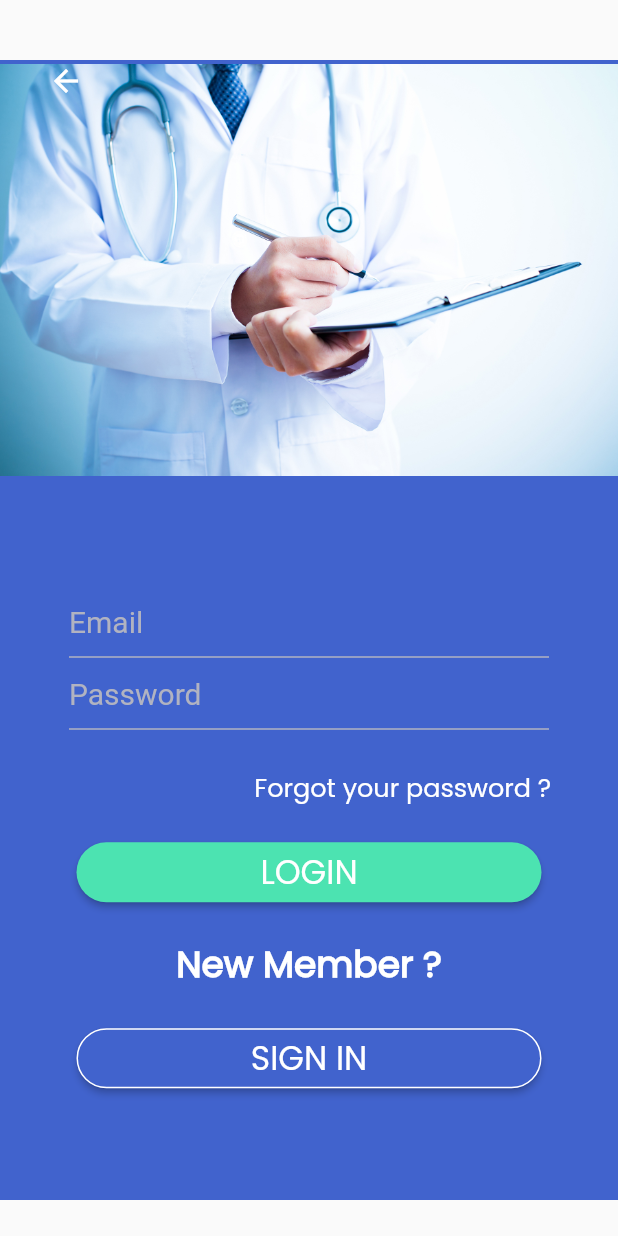
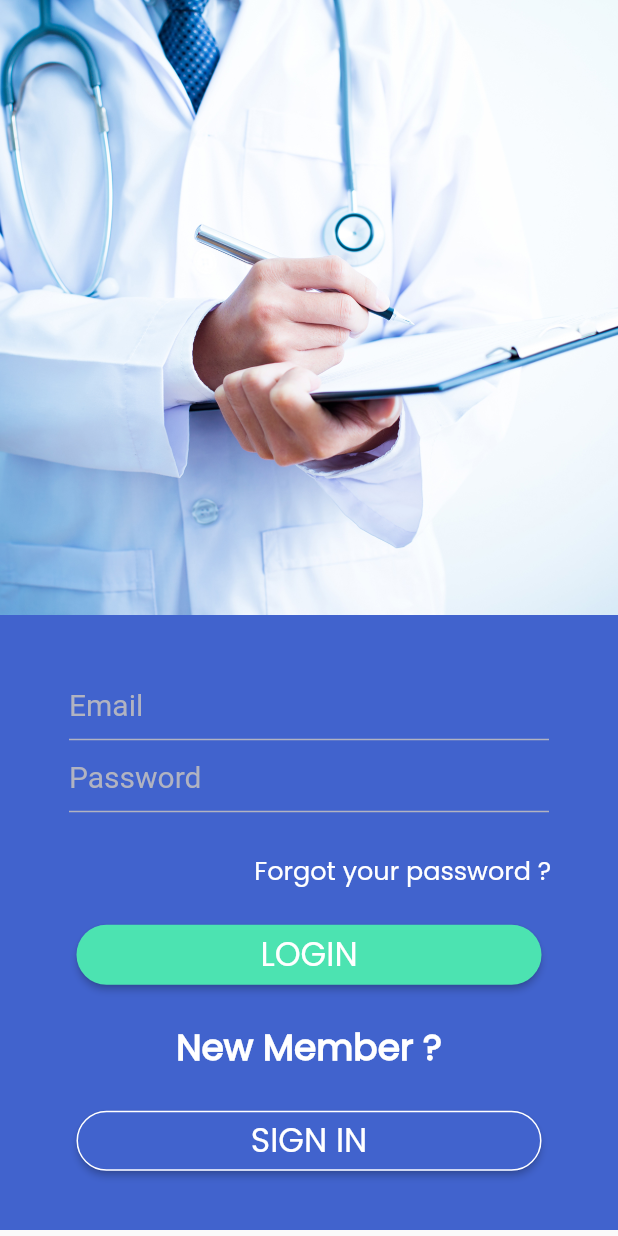
Before and after one commit to c-ryuk/Doctourna, a Flutter app: the screen it shows after launch, after a tap on the "menu" icon, after a tap on "Login", on a phone screen of 412 x 824 dp. Run offline on Flutter 3.47's test engine with Material 2 defaults, Android fonts, the phone set to English and light mode, and no system bars; our stand-ins replace font_awesome_flutter; missing offline and left inert: country_flags, icons_flutter; network calls fail.

```diff
--- a/tbibi/lib/views/home.dart
+++ b/tbibi/lib/views/home.dart
@@ -55,9 +55,10 @@ class _DoctorsListPageState extends State<DoctorsListPage> {
   @override
   Widget build(BuildContext context) {
     return Scaffold(
-      body: Column(
-        children: <Widget>[
-          Padding(
+      body: CustomScrollView(
+        slivers: [
+          SliverToBoxAdapter(
+            child: Padding(
               padding: const EdgeInsets.all(16.0),
               child: TextField(
                 onChanged: _filterDoctors,
@@ -84,8 +85,10 @@ class _DoctorsListPageState extends State<DoctorsListPage> {
                 ),
               ),
             ),
-          SizedBox(height: 30),
-          Padding(
+          ),
+          SliverToBoxAdapter(child: SizedBox(height: 30)),
+          SliverToBoxAdapter(
+            child: Padding(
               padding: const EdgeInsets.only(left: 15),
               child: Text(
                 "What are your issue?",
@@ -95,7 +98,9 @@ class _DoctorsListPageState extends State<DoctorsListPage> {
                 ),
               ),
             ),
-          SizedBox(
+          ),
+          SliverToBoxAdapter(
+            child: SizedBox(
               height: 70,
               child: ListView.builder(
                 shrinkWrap: true,
@@ -116,10 +121,12 @@ class _DoctorsListPageState extends State<DoctorsListPage> {
                       });
                     },
                     child: Container(
-                    margin: EdgeInsets.symmetric(horizontal: 15, vertical: 10),
+                      margin:
+                          EdgeInsets.symmetric(horizontal: 15, vertical: 10),
                       padding: EdgeInsets.symmetric(horizontal: 25),
                       decoration: BoxDecoration(
-                      color: isSelected ? Color(0xFF4163CD) : Color(0xFFF4F6FA),
+                        color:
+                            isSelected ? Color(0xFF4163CD) : Color(0xFFF4F6FA),
                         borderRadius: BorderRadius.circular(10),
                         boxShadow: [
                           BoxShadow(
@@ -144,8 +151,10 @@ class _DoctorsListPageState extends State<DoctorsListPage> {
                 },
               ),
             ),
-          SizedBox(height: 35),
-          Align(
+          ),
+          SliverToBoxAdapter(child: SizedBox(height: 35)),
+          SliverToBoxAdapter(
+            child: Align(
               alignment: Alignment.centerLeft,
               child: Padding(
                 padding: const EdgeInsets.only(left: 15),
@@ -158,19 +167,17 @@ class _DoctorsListPageState extends State<DoctorsListPage> {
                 ),
               ),
             ),
-          SizedBox(height: 25),
-          Expanded(
-            child: GridView.builder(
+          ),
+          SliverToBoxAdapter(child: SizedBox(height: 25)),
+          SliverGrid(
             gridDelegate: SliverGridDelegateWithFixedCrossAxisCount(
               crossAxisCount: 2,
               childAspectRatio: 0.7,
             ),
-              itemCount: filteredDoctors.length,
-              itemBuilder: (context, index) {
+            delegate: SliverChildBuilderDelegate((context, index) {
               final doctor = filteredDoctors[index];
               return DoctorBox(doctor: doctor);
-              },
-            ),
+            }, childCount: filteredDoctors.length),
           ),
         ],
       ),
--- a/tbibi/lib/views/login_page.dart
+++ b/tbibi/lib/views/login_page.dart
@@ -9,24 +9,18 @@ class LoginPage extends StatelessWidget {
     return Scaffold(
       body: SingleChildScrollView(
         child: Container(
-          height: 800,
-          child: Stack(
-            children: [
-              Column(
+          height: 820,
+          child: Column(
             children: [
               Expanded(
                 flex: 2,
-                    child: Container(
-                      width: double.infinity,
-                      color: Color(0xFF4163CD),
-                      margin: EdgeInsets.only(top: 40),
                 child: Image.asset(
                   "assets/login_image.jpg",
-                      ),
+                  fit: BoxFit.cover,
                 ),
               ),
               Expanded(
-                    flex: 3,
+                flex: 2,
                 child: Container(
                   width: double.infinity,
                   color: Color(0xFF4163CD),
@@ -109,21 +103,6 @@ class LoginPage extends StatelessWidget {
               ),
             ],
           ),
-              Positioned(
-                top: 30,
-                left: 20,
-                child: IconButton(
-                  icon: Icon(
-                    Icons.arrow_back,
-                    color: Colors.white,
-                  ),
-                  onPressed: () {
-                    Navigator.pop(context);
-                  },
-                ),
-              ),
-            ],
-          ),
         ),
       ),
     );
```
Lines whose indentation alone changed are shown as unchanged.
